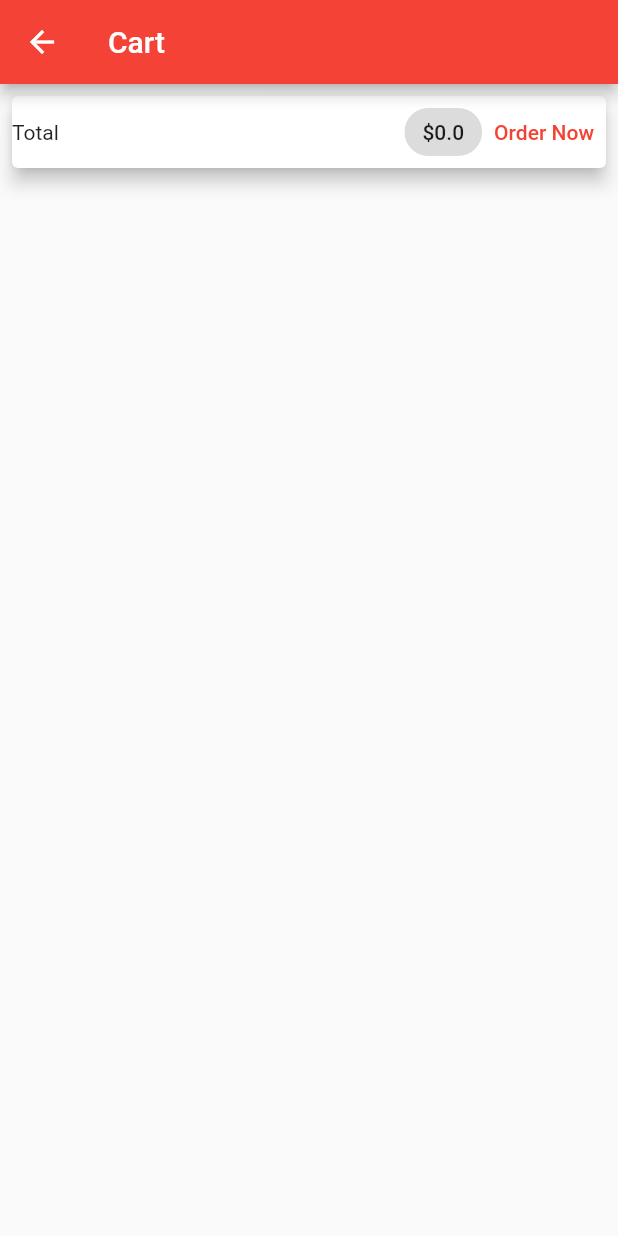
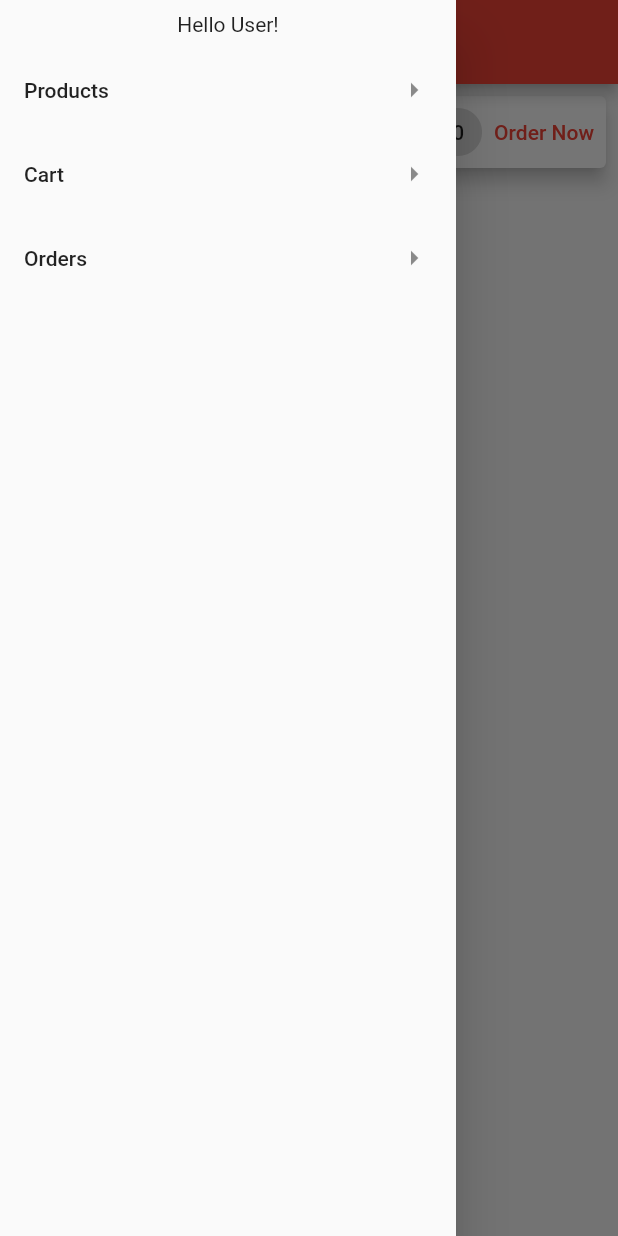
Before and after one commit to patrisrikanth12/flutter_ecommerce_app, a Flutter app: the CartScreen screen opened by its route, with the side drawer open (before the commit the screen has no drawer), on a phone screen of 412 x 824 dp. Run offline on Flutter 3.47's test engine with Material 2 defaults, Android fonts, the phone set to English and light mode, and no system bars; network calls fail.

Commit message:
added orders page and functionality

```diff
--- a/lib/provider/orders_provider.dart
+++ b/lib/provider/orders_provider.dart
@@ -19,7 +19,7 @@ class OrdersProvider extends ChangeNotifier {
   final List<OrderItem> _items = [];
 
   List<OrderItem> get items {
-    return [...items];
+    return [..._items];
   }
 
   void addOrder(List<CartItem> products, double totalPrice) {
--- a/lib/screens/cart_screen.dart
+++ b/lib/screens/cart_screen.dart
@@ -1,6 +1,7 @@
 import 'package:ecommerce_app/provider/cart_provider.dart';
 import 'package:ecommerce_app/provider/orders_provider.dart';
 import 'package:ecommerce_app/widgets/cart_list_item.dart';
+import 'package:ecommerce_app/widgets/main_drawer.dart';
 import 'package:flutter/material.dart';
 import 'package:provider/provider.dart';
 
@@ -16,6 +17,7 @@ class CartScreen extends StatelessWidget {
       appBar: AppBar(
         title: Text("Cart"),
       ),
+      drawer: MainDrawer(),
       body: Column(
         children: [
           Card(
--- a/lib/screens/orders_screen.dart
+++ b/lib/screens/orders_screen.dart
@@ -1,17 +1,27 @@
+import 'package:ecommerce_app/provider/orders_provider.dart';
+import 'package:ecommerce_app/widgets/main_drawer.dart';
+import 'package:ecommerce_app/widgets/order_list_item.dart';
 import 'package:flutter/material.dart';
-import 'package:flutter/src/widgets/container.dart';
-import 'package:flutter/src/widgets/framework.dart';
+import 'package:provider/provider.dart';
 
 class OrdersScreen extends StatelessWidget {
   static const String routeName = 'orders-screen';
 
+  bool isExpanded = false;
+
   @override
   Widget build(BuildContext context) {
+    final orders = Provider.of<OrdersProvider>(context).items;
+
     return Scaffold(
-      appBar: AppBar(
-        title: Text("Orders"),
-      ),
-      body: Column,
-    );
+        appBar: AppBar(
+          title: const Text("Orders"),
+        ),
+        drawer: MainDrawer(),
+        body: ListView.builder(
+            itemCount: orders.length,
+            itemBuilder: (BuildContext ctx, int index) {
+              return OrderListItem(orders[index]);
+            }));
   }
 }
--- a/lib/screens/products_overview_screen.dart
+++ b/lib/screens/products_overview_screen.dart
@@ -1,6 +1,7 @@
 import 'package:ecommerce_app/provider/cart_provider.dart';
 import 'package:ecommerce_app/screens/cart_screen.dart';
 import 'package:ecommerce_app/widgets/badge.dart';
+import 'package:ecommerce_app/widgets/main_drawer.dart';
 
 import '../widgets/products_grid.dart';
 import 'package:flutter/material.dart';
@@ -29,11 +30,11 @@ class _ProductsOverviewScreenState extends State<ProductsOverviewScreen> {
         actions: [
           Consumer<CartProvider>(
             builder: (ctx, cart, child) => Badge(
+              value: cart.itemsCount.toString(),
               child: child!,
-              value: cart.itemsCount.toString(),
             ),
             child: IconButton(
-              icon: Icon(Icons.shopping_cart),
+              icon: const Icon(Icons.shopping_cart),
               onPressed: () {
                 Navigator.of(context).pushNamed(CartScreen.routeName);
               },
@@ -50,17 +51,18 @@ class _ProductsOverviewScreenState extends State<ProductsOverviewScreen> {
           }, itemBuilder: (ctx) {
             return [
               const PopupMenuItem(
+                value: ShowProducts.All,
                 child: Text("Show All"),
-                value: ShowProducts.All,
               ),
               const PopupMenuItem(
+                value: ShowProducts.Favourites,
                 child: Text("Favourites"),
-                value: ShowProducts.Favourites,
               ),
             ];
           })
         ],
       ),
+      drawer: MainDrawer(),
       body: ProductsGrid(showFavourites: _showFavourites),
     );
   }
--- /dev/null
+++ b/lib/widgets/main_drawer.dart
@@ -0,0 +1,51 @@
+import 'package:ecommerce_app/screens/cart_screen.dart';
+import 'package:ecommerce_app/screens/orders_screen.dart';
+import 'package:ecommerce_app/screens/products_overview_screen.dart';
+import 'package:flutter/material.dart';
+
+class MainDrawer extends StatelessWidget {
+  const MainDrawer({super.key});
+
+  @override
+  Widget build(BuildContext context) {
+    return Drawer(
+        child: SafeArea(
+          child: Column(
+          children: [
+            Container(
+              padding: const EdgeInsets.all(8.0),
+              alignment: Alignment.center,
+              child: const Text(
+                "Hello User!",
+              ),
+            ),
+            ListTile(
+              title: const Text("Products"),
+              trailing: const Icon(Icons.arrow_right),
+              onTap: (() {
+                Navigator.of(context)
+                    .pushNamed(ProductsOverviewScreen.routeName);
+              }),
+            ),
+            ListTile(
+              title: const Text("Cart"),
+              trailing: const Icon(Icons.arrow_right),
+              onTap: (() {
+                Navigator.of(context)
+                    .pushNamed(CartScreen.routeName);
+              }),
+            ),
+            ListTile(
+              title: const Text("Orders"),
+              trailing: const Icon(Icons.arrow_right),
+              onTap: (() {
+                Navigator.of(context)
+                    .pushNamed(OrdersScreen.routeName);
+              }),
+            ),
+          ],
+              ),
+        ),
+    );
+  }
+}
```
Also changed, not shown: lib/widgets/order_list_item.dart (added, +59 -0 lines).
